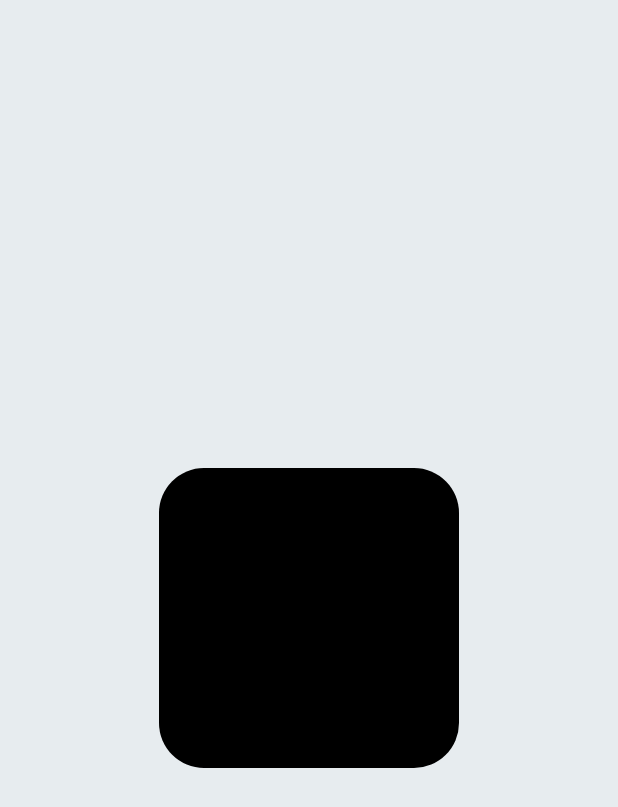
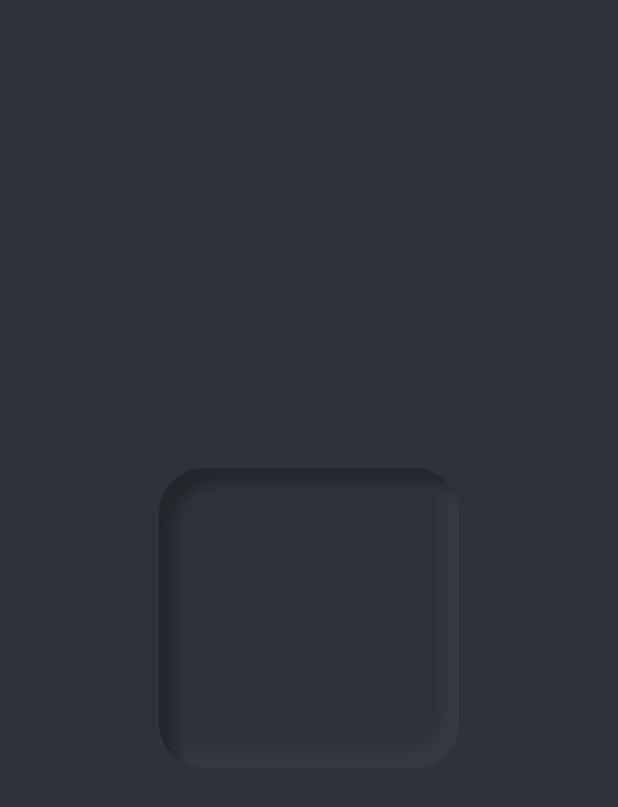
Before and after one commit to Pingu7731/Skibidi, a Flutter app: the screen it shows after launch, on a phone screen of 412 x 824 dp. Shown: the top 807 px of the screen. Run offline on Flutter 3.47's test engine with Material 3 defaults, Android fonts, the phone set to English and light mode, and no system bars; our stand-ins replace flutter_inset_box_shadow.

Commit message:
Box animation
-added inset box shadow pubspec
-added box animation
-added  dark mode

```diff
--- a/skibidi/lib/home.dart
+++ b/skibidi/lib/home.dart
@@ -1,6 +1,5 @@
-import 'package:flutter/material.dart';
-import 'package:flutter/rendering.dart';
-import 'package:flutter/widgets.dart';
+import 'package:flutter_inset_box_shadow/flutter_inset_box_shadow.dart';
+import 'package:flutter/material.dart' hide BoxDecoration, BoxShadow;
 
 class homepage extends StatefulWidget {
   const homepage({super.key});
@@ -10,16 +9,42 @@ class homepage extends StatefulWidget {
 }
 
 class _HomepageState extends State<homepage> {
+  bool pressed = true;
+  bool dark = true;
+
   @override
   Widget build(BuildContext context) {
-    const backgrouncolor = Color(0xFFE7ECEF);
+    final backgrouncolor =
+        dark ? const Color(0xFF2E3239) : const Color(0xFFE7ECEF);
+    double blur = pressed ? 5.0 : 30.0;
+    Offset distance = pressed ? const Offset(10, 10) : const Offset(28, 28);
+
     return Scaffold(
       backgroundColor: backgrouncolor,
       body: Center(
-        child: Container(
+        child: Listener(
+          onPointerUp: (_) => setState(() => pressed = false),
+          onPointerDown: (_) => setState(() => pressed = true),
+          child: AnimatedContainer(
+            duration: const Duration(milliseconds: 50),
             decoration: BoxDecoration(
               borderRadius: BorderRadius.circular(30),
-            color: Colors.black,
+              color: backgrouncolor,
+              boxShadow: [
+                BoxShadow(
+                  offset: -distance,
+                  color: dark ? const Color(0xFF35393F) : Colors.white,
+                  blurRadius: blur,
+                  inset: pressed,
+                ),
+                BoxShadow(
+                  offset: distance,
+                  color:
+                      dark ? const Color(0xFF23262A) : const Color(0xFFA7A9AF),
+                  blurRadius: blur,
+                  inset: pressed,
+                )
+              ],
             ),
             child: const SizedBox(
               height: 200,
@@ -27,6 +52,7 @@ class _HomepageState extends State<homepage> {
             ),
           ),
         ),
+      ),
     );
   }
 }
--- a/skibidi/pubspec.yaml
+++ b/skibidi/pubspec.yaml
@@ -10,6 +10,7 @@ dependencies:
   audioplayers: ^6.0.0
   flutter:
     sdk: flutter
+  flutter_inset_box_shadow: ^1.0.8
 
 dev_dependencies:
   flutter_test:
```
Also changed, not shown: skibidi/pubspec.lock. Lines whose indentation alone changed are shown as unchanged.
